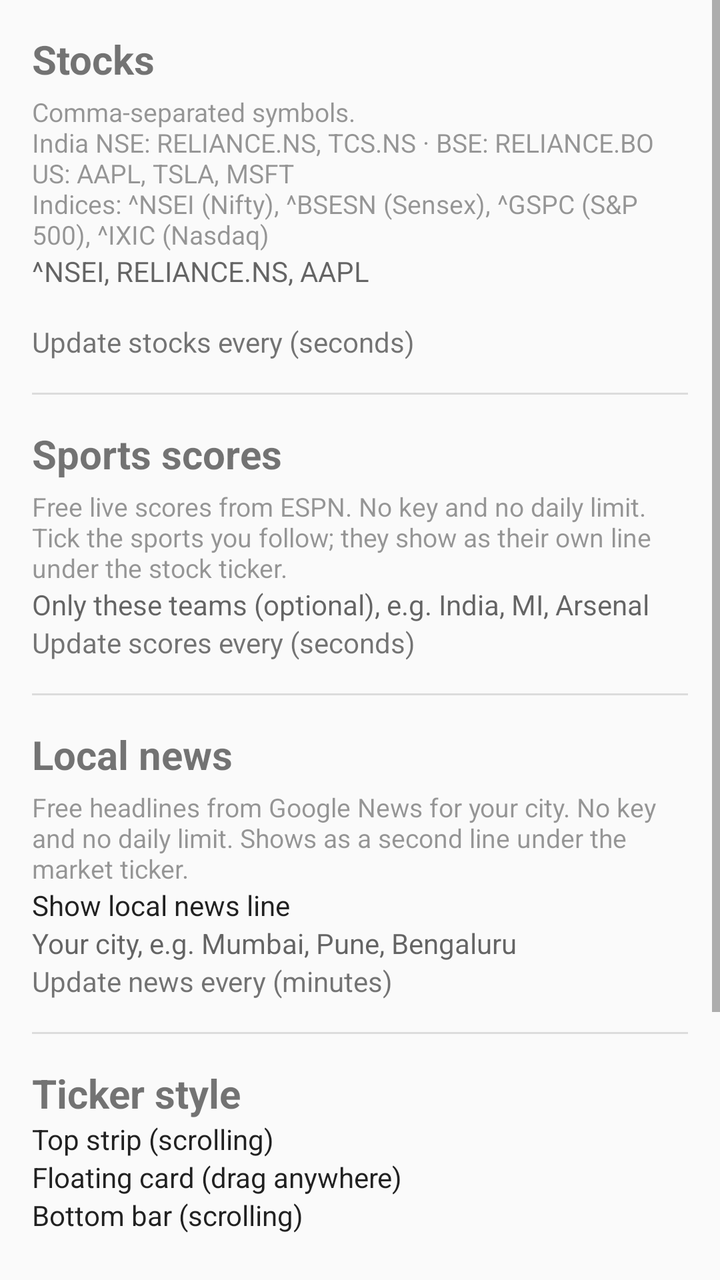
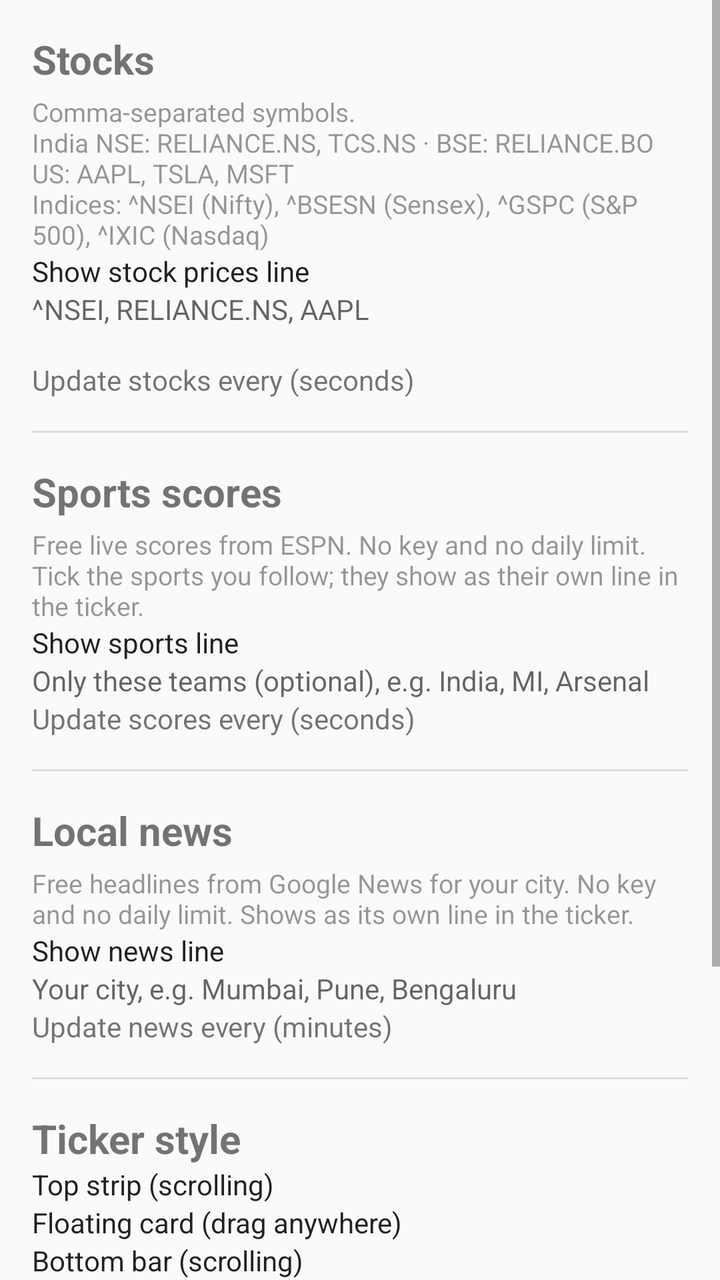

Two renders of the same Android screen: before a commit and after it. Below are the layout's source before the change and the commit's diff.
<!-- AndroidManifest.xml: application theme AppTheme -->
<!-- res/layout/activity_main.xml -->
<?xml version="1.0" encoding="utf-8"?>
<ScrollView xmlns:android="http://schemas.android.com/apk/res/android"
    android:layout_width="match_parent"
    android:layout_height="match_parent"
    android:fillViewport="true">

    <LinearLayout
        android:layout_width="match_parent"
        android:layout_height="wrap_content"
        android:orientation="vertical"
        android:padding="16dp">

        
        <TextView
            android:layout_width="wrap_content" android:layout_height="wrap_content"
            android:text="Stocks" android:textSize="20sp" android:textStyle="bold" />
        <TextView
            android:layout_width="match_parent" android:layout_height="wrap_content"
            android:layout_marginTop="4dp" android:alpha="0.75" android:textSize="13sp"
            android:text="Comma-separated symbols.\nIndia NSE: RELIANCE.NS, TCS.NS · BSE: RELIANCE.BO\nUS: AAPL, TSLA, MSFT\nIndices: ^NSEI (Nifty), ^BSESN (Sensex), ^GSPC (S&amp;P 500), ^IXIC (Nasdaq)" />
        <EditText
            android:id="@+id/etSymbols"
            android:layout_width="match_parent" android:layout_height="wrap_content"
            android:hint="^NSEI, RELIANCE.NS, AAPL"
            android:inputType="textCapCharacters|textMultiLine|textNoSuggestions"
            android:minLines="2" />
        <HorizontalScrollView
            android:layout_width="match_parent" android:layout_height="wrap_content"
            android:scrollbars="none">
            <LinearLayout
                android:id="@+id/quickAdd"
                android:layout_width="wrap_content" android:layout_height="wrap_content"
                android:orientation="horizontal" />
        </HorizontalScrollView>
        <LinearLayout
            android:layout_width="match_parent" android:layout_height="wrap_content"
            android:gravity="center_vertical" android:orientation="horizontal">
            <TextView
                android:layout_width="0dp" android:layout_height="wrap_content" android:layout_weight="1"
                android:text="Update stocks every (seconds)" />
            <EditText
                android:id="@+id/etStockSec"
                android:layout_width="80dp" android:layout_height="wrap_content"
                android:gravity="center" android:inputType="number" />
        </LinearLayout>

        <View android:layout_width="match_parent" android:layout_height="1dp"
            android:layout_marginVertical="16dp" android:background="?android:attr/listDivider" />

        
        <TextView
            android:layout_width="wrap_content" android:layout_height="wrap_content"
            android:text="Sports scores" android:textSize="20sp" android:textStyle="bold" />
        <TextView
            android:layout_width="match_parent" android:layout_height="wrap_content"
            android:layout_marginTop="4dp" android:alpha="0.75" android:textSize="13sp"
            android:text="Free live scores from ESPN. No key and no daily limit. Tick the sports you follow; they show as their own line under the stock ticker." />
        <LinearLayout
            android:id="@+id/sportsList"
            android:layout_width="match_parent" android:layout_height="wrap_content"
            android:orientation="vertical" />
        <EditText
            android:id="@+id/etTeams"
            android:layout_width="match_parent" android:layout_height="wrap_content"
            android:hint="Only these teams (optional), e.g. India, MI, Arsenal"
            android:inputType="textCapWords" android:singleLine="true" />
        <LinearLayout
            android:layout_width="match_parent" android:layout_height="wrap_content"
            android:gravity="center_vertical" android:orientation="horizontal">
            <TextView
                android:layout_width="0dp" android:layout_height="wrap_content" android:layout_weight="1"
                android:text="Update scores every (seconds)" />
            <EditText
                android:id="@+id/etSportsSec"
                android:layout_width="80dp" android:layout_height="wrap_content"
                android:gravity="center" android:inputType="number" />
        </LinearLayout>

        <View android:layout_width="match_parent" android:layout_height="1dp"
            android:layout_marginVertical="16dp" android:background="?android:attr/listDivider" />

        
        <TextView
            android:layout_width="wrap_content" android:layout_height="wrap_content"
            android:text="Local news" android:textSize="20sp" android:textStyle="bold" />
        <TextView
            android:layout_width="match_parent" android:layout_height="wrap_content"
            android:layout_marginTop="4dp" android:alpha="0.75" android:textSize="13sp"
            android:text="Free headlines from Google News for your city. No key and no daily limit. Shows as a second line under the market ticker." />
        <CheckBox
            android:id="@+id/cbNews"
            android:layout_width="match_parent" android:layout_height="wrap_content"
            android:text="Show local news line" />
        <EditText
            android:id="@+id/etCity"
            android:layout_width="match_parent" android:layout_height="wrap_content"
            android:hint="Your city, e.g. Mumbai, Pune, Bengaluru"
            android:inputType="textCapWords" android:singleLine="true" />
        <LinearLayout
            android:layout_width="match_parent" android:layout_height="wrap_content"
            android:gravity="center_vertical" android:orientation="horizontal">
            <TextView
                android:layout_width="0dp" android:layout_height="wrap_content" android:layout_weight="1"
                android:text="Update news every (minutes)" />
            <EditText
                android:id="@+id/etNewsMin"
                android:layout_width="80dp" android:layout_height="wrap_content"
                android:gravity="center" android:inputType="number" />
        </LinearLayout>

        <View android:layout_width="match_parent" android:layout_height="1dp"
            android:layout_marginVertical="16dp" android:background="?android:attr/listDivider" />

        
        <TextView
            android:layout_width="wrap_content" android:layout_height="wrap_content"
            android:text="Ticker style" android:textSize="20sp" android:textStyle="bold" />
        <RadioGroup
            android:id="@+id/rgStyle"
            android:layout_width="match_parent" android:layout_height="wrap_content">
            <RadioButton android:id="@+id/rbTop"
                android:layout_width="match_parent" android:layout_height="wrap_content"
                android:text="Top strip (scrolling)" />
            <RadioButton android:id="@+id/rbFloating"
                android:layout_width="match_parent" android:layout_height="wrap_content"
                android:text="Floating card (drag anywhere)" />
            <RadioButton android:id="@+id/rbBottom"
                android:layout_width="match_parent" android:layout_height="wrap_content"
                android:text="Bottom bar (scrolling)" />
        </RadioGroup>

        <TextView
            android:id="@+id/tvTextSize"
            android:layout_width="wrap_content" android:layout_height="wrap_content"
            android:layout_marginTop="10dp" />
        <SeekBar
            android:id="@+id/sbTextSize"
            android:layout_width="match_parent" android:layout_height="wrap_content"
            android:min="10" android:max="22" />
        <TextView
            android:id="@+id/tvSpeed"
            android:layout_width="wrap_content" android:layout_height="wrap_content"
            android:layout_marginTop="10dp" />
        <SeekBar
            android:id="@+id/sbSpeed"
            android:layout_width="match_parent" android:layout_height="wrap_content"
            android:min="20" android:max="160" />

        <Button
            android:id="@+id/btnStart"
            android:layout_width="match_parent" android:layout_height="wrap_content"
            android:layout_marginTop="20dp" android:text="Save and start ticker" />
        <Button
            android:id="@+id/btnStop"
            android:layout_width="match_parent" android:layout_height="wrap_content"
            android:text="Stop ticker" />
        <TextView
            android:layout_width="match_parent" android:layout_height="wrap_content"
            android:layout_marginTop="12dp" android:alpha="0.75" android:textSize="13sp"
            android:text="Tips: drag the ticker to move it. Long-press it to come back to these settings. You can also stop it from the notification." />
    </LinearLayout>
</ScrollView>
<!-- resources referenced by this layout -->
<resources>
  <style name="AppTheme" parent="android:Theme.Material.Light.DarkActionBar">
          <item name="android:colorPrimary">@color/brand</item>
          <item name="android:colorPrimaryDark">@color/brand_dark</item>
          <item name="android:colorAccent">@color/brand</item>
      </style>
  <color name="brand">#1B7F3B</color>
  <color name="brand_dark">#0F5226</color>
</resources>

<!-- the commit's change to res/layout/activity_main.xml (unified diff, before → after) -->
@@ -18,6 +18,10 @@
             android:layout_width="match_parent" android:layout_height="wrap_content"
             android:layout_marginTop="4dp" android:alpha="0.75" android:textSize="13sp"
             android:text="Comma-separated symbols.\nIndia NSE: RELIANCE.NS, TCS.NS · BSE: RELIANCE.BO\nUS: AAPL, TSLA, MSFT\nIndices: ^NSEI (Nifty), ^BSESN (Sensex), ^GSPC (S&amp;P 500), ^IXIC (Nasdaq)" />
+        <CheckBox
+            android:id="@+id/cbStocks"
+            android:layout_width="match_parent" android:layout_height="wrap_content"
+            android:text="Show stock prices line" />
         <EditText
             android:id="@+id/etSymbols"
             android:layout_width="match_parent" android:layout_height="wrap_content"
@@ -54,7 +58,11 @@
         <TextView
             android:layout_width="match_parent" android:layout_height="wrap_content"
             android:layout_marginTop="4dp" android:alpha="0.75" android:textSize="13sp"
-            android:text="Free live scores from ESPN. No key and no daily limit. Tick the sports you follow; they show as their own line under the stock ticker." />
+            android:text="Free live scores from ESPN. No key and no daily limit. Tick the sports you follow; they show as their own line in the ticker." />
+        <CheckBox
+            android:id="@+id/cbSports"
+            android:layout_width="match_parent" android:layout_height="wrap_content"
+            android:text="Show sports line" />
         <LinearLayout
             android:id="@+id/sportsList"
             android:layout_width="match_parent" android:layout_height="wrap_content"
@@ -86,11 +94,11 @@
         <TextView
             android:layout_width="match_parent" android:layout_height="wrap_content"
             android:layout_marginTop="4dp" android:alpha="0.75" android:textSize="13sp"
-            android:text="Free headlines from Google News for your city. No key and no daily limit. Shows as a second line under the market ticker." />
+            android:text="Free headlines from Google News for your city. No key and no daily limit. Shows as its own line in the ticker." />
         <CheckBox
             android:id="@+id/cbNews"
             android:layout_width="match_parent" android:layout_height="wrap_content"
-            android:text="Show local news line" />
+            android:text="Show news line" />
         <EditText
             android:id="@+id/etCity"
             android:layout_width="match_parent" android:layout_height="wrap_content"
@@ -157,6 +165,6 @@
         <TextView
             android:layout_width="match_parent" android:layout_height="wrap_content"
             android:layout_marginTop="12dp" android:alpha="0.75" android:textSize="13sp"
-            android:text="Tips: drag the ticker to move it. Long-press it to come back to these settings. You can also stop it from the notification." />
+            android:text="Turn each line (stocks, sports, news) on or off on its own. Tips: drag the ticker to move it. Long-press it to come back to these settings. You can also stop it from the notification." />
     </LinearLayout>
 </ScrollView>
